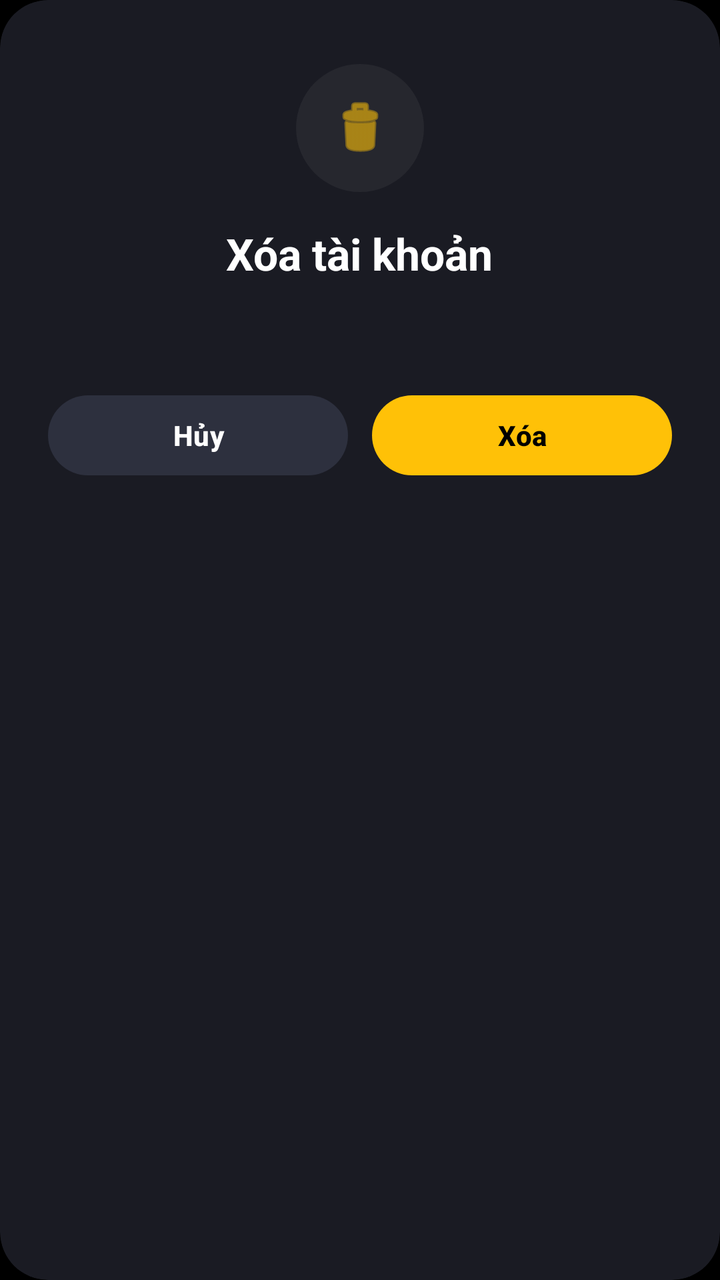
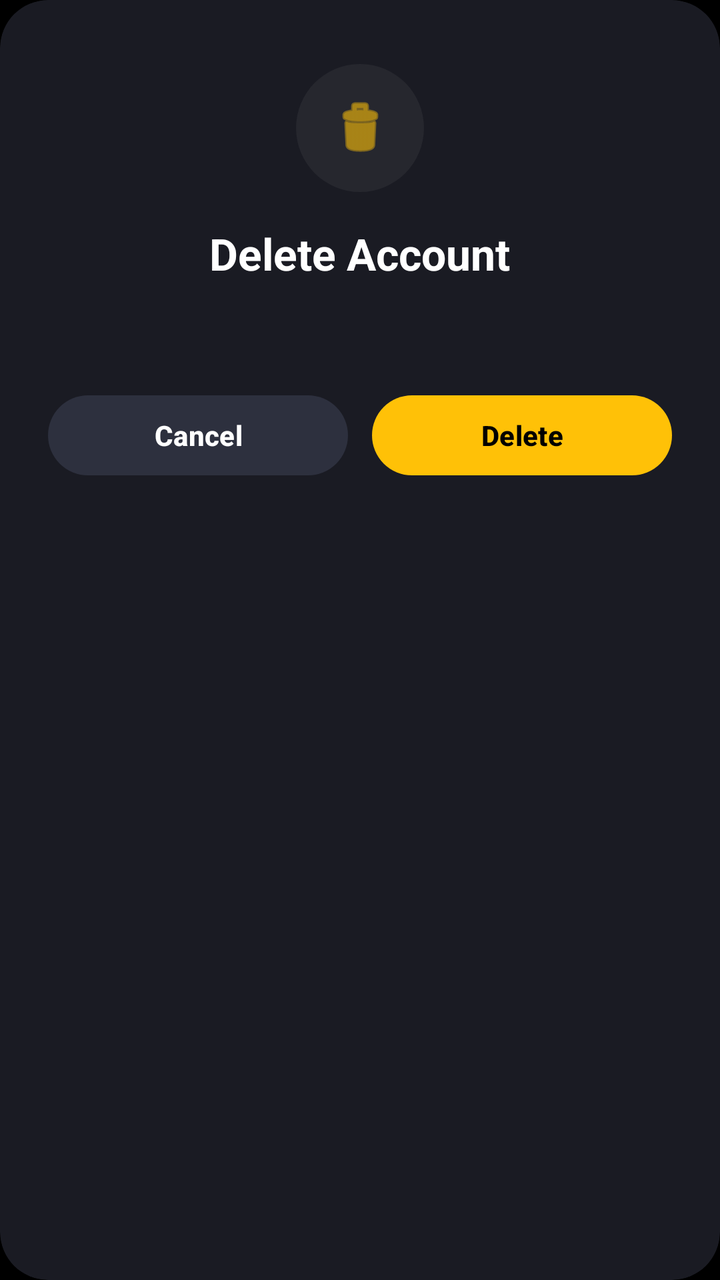

Screens rendered from an Android XML layout before and after an edit, with the pre-edit source and the edit as a unified diff.
<!-- AndroidManifest.xml: application theme Theme.Moviebookingapp -->
<!-- res/layout/dialog_confirm_delete_staff.xml -->
<?xml version="1.0" encoding="utf-8"?>
<com.google.android.material.card.MaterialCardView xmlns:android="http://schemas.android.com/apk/res/android"
    xmlns:app="http://schemas.android.com/apk/res-auto"
    android:layout_width="320dp"
    android:layout_height="wrap_content"
    android:layout_gravity="center"
    app:cardBackgroundColor="#1A1B23"
    app:cardCornerRadius="24dp"
    app:cardElevation="8dp"
    app:strokeWidth="0dp">

    <LinearLayout
        android:layout_width="match_parent"
        android:layout_height="wrap_content"
        android:gravity="center_horizontal"
        android:orientation="vertical"
        android:padding="24dp">

        
        <FrameLayout
            android:layout_width="64dp"
            android:layout_height="64dp"
            android:layout_marginTop="8dp"
            android:layout_marginBottom="16dp"
            android:background="@drawable/bg_circle_icon"
            android:padding="16dp">

            <ImageView
                android:layout_width="match_parent"
                android:layout_height="match_parent"
                android:src="@android:drawable/ic_menu_delete"
                app:tint="@color/yellow" />
        </FrameLayout>

        
        <TextView
            android:layout_width="wrap_content"
            android:layout_height="wrap_content"
            android:text="Xóa tài khoản"
            android:textColor="#FFFFFF"
            android:textSize="22sp"
            android:textStyle="bold"
            android:layout_marginBottom="8dp" />

        
        <TextView
            android:id="@+id/tvDeleteMessage"
            android:layout_width="match_parent"
            android:layout_height="wrap_content"
            android:gravity="center"
            android:textColor="#BDBDBD"
            android:textSize="15sp"
            android:layout_marginBottom="24dp"
            android:lineSpacingMultiplier="1.2" />

        
        <LinearLayout
            android:layout_width="match_parent"
            android:layout_height="wrap_content"
            android:orientation="horizontal"
            android:weightSum="2">

            
            <com.google.android.material.button.MaterialButton
                android:id="@+id/btnCancelDelete"
                android:layout_width="0dp"
                android:layout_height="48dp"
                android:layout_weight="1"
                android:layout_marginEnd="6dp"
                android:text="Hủy"
                android:textColor="#FFFFFF"
                android:textSize="14sp"
                android:textStyle="bold"
                app:backgroundTint="#2D303E"
                app:cornerRadius="24dp"
                style="@style/Widget.Material3.Button.TextButton" />

            
            <com.google.android.material.button.MaterialButton
                android:id="@+id/btnConfirmDelete"
                android:layout_width="0dp"
                android:layout_height="48dp"
                android:layout_weight="1"
                android:layout_marginStart="6dp"
                android:text="Xóa"
                android:textColor="#000000"
                android:textSize="14sp"
                android:textStyle="bold"
                app:backgroundTint="@color/yellow"
                app:cornerRadius="24dp" />
        </LinearLayout>

    </LinearLayout>

</com.google.android.material.card.MaterialCardView>
<!-- resources referenced by this layout -->
<resources>
  <color name="yellow">#FFC107</color>
  <!-- drawable bg_circle_icon (drawable) -->
  <?xml version="1.0" encoding="utf-8"?>
  <shape xmlns:android="http://schemas.android.com/apk/res/android"
      android:shape="oval">
      <solid android:color="#0DFFFFFF" />
  </shape>
  <style name="Theme.Moviebookingapp" parent="Base.Theme.Moviebookingapp" />
  <style name="Base.Theme.Moviebookingapp" parent="Theme.Material3.DayNight.NoActionBar">
          <item name="colorPrimary">@color/yellow</item>
          <item name="android:windowBackground">@color/background_black</item>
          <item name="android:statusBarColor">@color/background_black</item>
      </style>
  <color name="background_black">#FF000000</color>
</resources>

<!-- the commit's change to res/layout/dialog_confirm_delete_staff.xml (unified diff, before → after) -->
@@ -36,7 +36,7 @@
         <TextView
             android:layout_width="wrap_content"
             android:layout_height="wrap_content"
-            android:text="Xóa tài khoản"
+            android:text="Delete Account"
             android:textColor="#FFFFFF"
             android:textSize="22sp"
             android:textStyle="bold"
@@ -67,7 +67,7 @@
                 android:layout_height="48dp"
                 android:layout_weight="1"
                 android:layout_marginEnd="6dp"
-                android:text="Hủy"
+                android:text="Cancel"
                 android:textColor="#FFFFFF"
                 android:textSize="14sp"
                 android:textStyle="bold"
@@ -82,7 +82,7 @@
                 android:layout_height="48dp"
                 android:layout_weight="1"
                 android:layout_marginStart="6dp"
-                android:text="Xóa"
+                android:text="Delete"
                 android:textColor="#000000"
                 android:textSize="14sp"
                 android:textStyle="bold"
